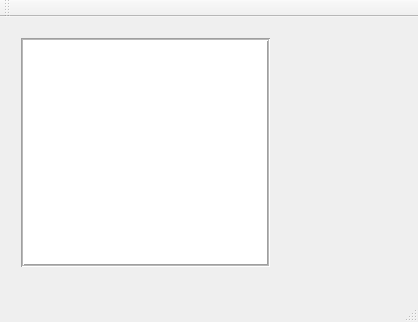
The window that mainwindow.ui (plapacz6/Qt_gameOfLife) describes before a commit, drawn with Qt 5.
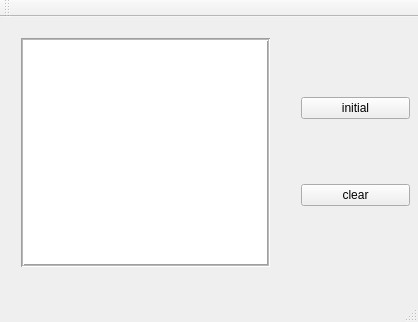
The same window after the commit.

```diff
--- a/mainwindow.ui
+++ b/mainwindow.ui
@@ -83,11 +83,26 @@
      <rect>
       <x>290</x>
       <y>10</y>
-      <width>111</width>
+      <width>131</width>
       <height>251</height>
      </rect>
     </property>
-    <layout class="QVBoxLayout" name="verticalLayout"/>
+    <layout class="QVBoxLayout" name="verticalLayout">
+     <item>
+      <widget class="QPushButton" name="pushButton_initial">
+       <property name="text">
+        <string>initial</string>
+       </property>
+      </widget>
+     </item>
+     <item>
+      <widget class="QPushButton" name="pushButton_clear">
+       <property name="text">
+        <string>clear</string>
+       </property>
+      </widget>
+     </item>
+    </layout>
    </widget>
   </widget>
   <widget class="QMenuBar" name="menuBar">
```
Left out of the diff: 12 changed lines with no effect on the pictures.
